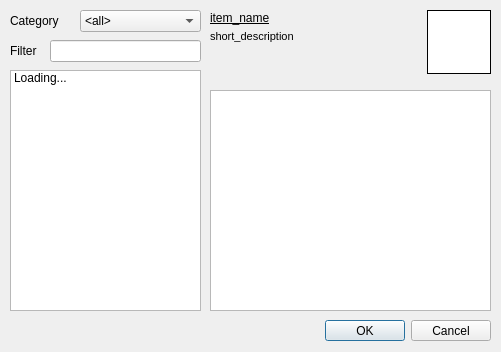
Before: the Qt Designer form starcheat/templates/ItemBrowser.ui in wizzomafizzo/starcheat, drawn with Qt 5.
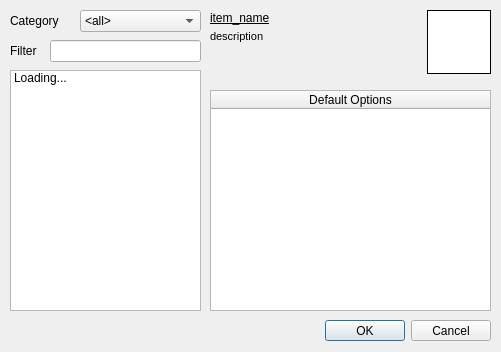
After: the same form once the commit is applied.

What changed in the file:
```diff
--- a/starcheat/templates/ItemBrowser.ui
+++ b/starcheat/templates/ItemBrowser.ui
@@ -103,7 +103,7 @@
     <bool>false</bool>
    </property>
    <attribute name="horizontalHeaderVisible">
-    <bool>false</bool>
+    <bool>true</bool>
    </attribute>
    <attribute name="horizontalHeaderStretchLastSection">
     <bool>true</bool>
@@ -113,7 +113,7 @@
    </attribute>
    <column>
     <property name="text">
-     <string>Variant</string>
+     <string>Default Options</string>
     </property>
    </column>
   </widget>
@@ -150,7 +150,7 @@
     </font>
    </property>
    <property name="text">
-    <string>short_description</string>
+    <string>description</string>
    </property>
    <property name="alignment">
     <set>Qt::AlignLeading|Qt::AlignLeft|Qt::AlignTop</set>
```
